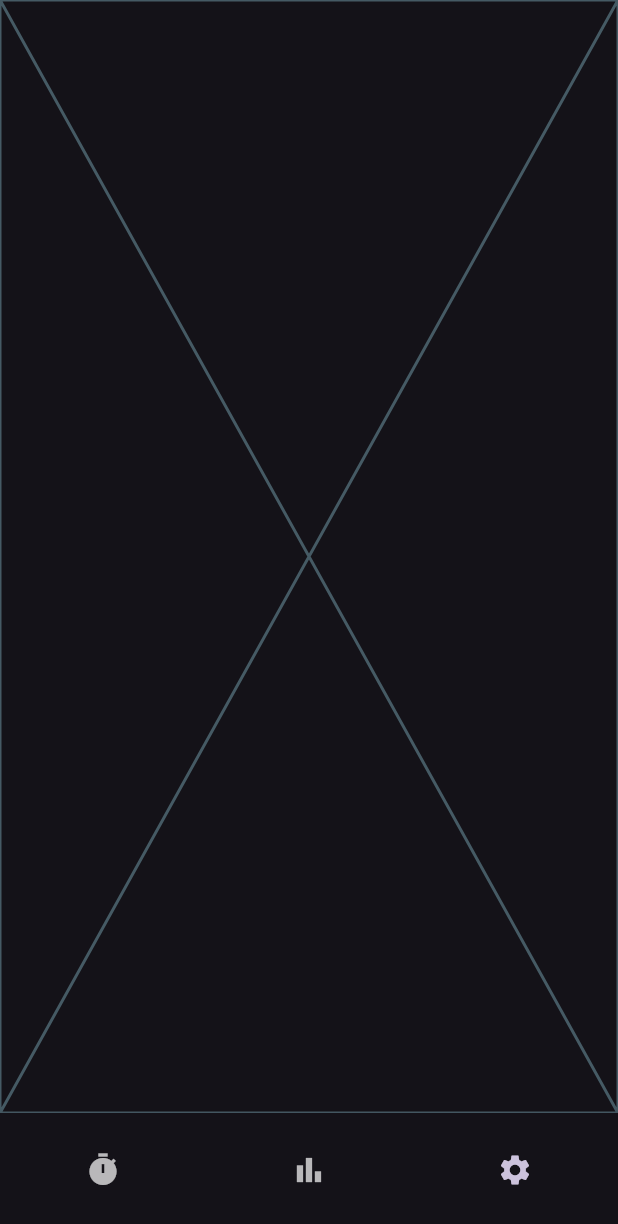
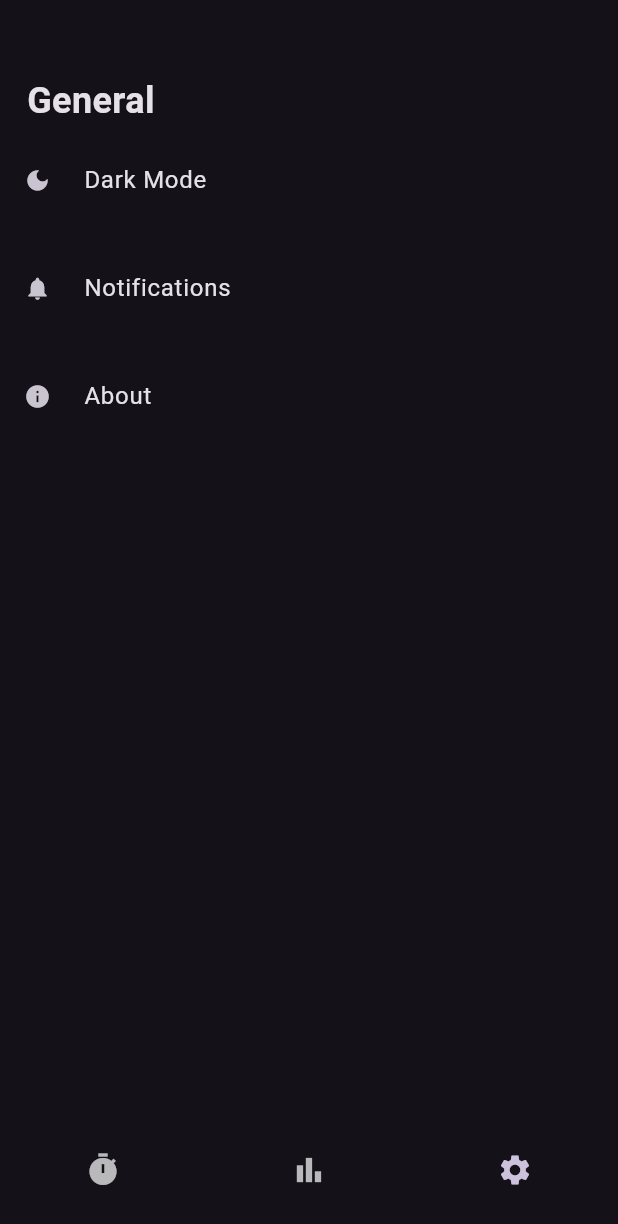
Before and after one commit to khaledgomah/silent_space, a Flutter app: the screen it shows after launch, item 3 of the bottom bar chosen, on a phone screen of 412 x 824 dp. Shown: the top 1224 px of the screen. Run offline on Flutter 3.47's test engine with Material 3 defaults, Android fonts, the phone set to English and light mode, and no system bars; our stand-ins replace circular_countdown_timer, flutter_bloc, font_awesome_flutter; missing offline and left inert: mrx_charts.

Commit message:
finish setting screen

```diff
--- /dev/null
+++ b/lib/features/time/data/models/setting_item_model.dart
@@ -0,0 +1,7 @@
+import 'package:flutter/material.dart';
+
+class SettingItemModel {
+  final String title;
+  final Icon icon;
+  SettingItemModel({required this.title, required this.icon});
+}
--- a/lib/features/time/presentation/views/home_view.dart
+++ b/lib/features/time/presentation/views/home_view.dart
@@ -1,4 +1,7 @@
 import 'package:flutter/material.dart';
+import 'package:silent_space/core/utils/constans.dart';
+import 'package:silent_space/core/utils/text_style_manager.dart';
+import 'package:silent_space/features/time/data/models/setting_item_model.dart';
 import 'package:silent_space/features/time/presentation/views/widgets/states_screen.dart';
 import 'package:silent_space/features/time/presentation/views/widgets/timer_screen.dart';
 
@@ -10,6 +13,12 @@ class HomeView extends StatefulWidget {
 }
 
 class _HomeViewState extends State<HomeView> {
+  final List<Widget> _screens = [
+    TimerScreen(),
+    const StatesScreen(),
+    SettingSceen()
+  ];
+
   int currentIndex = 0;
   @override
   Widget build(BuildContext context) {
@@ -67,8 +76,57 @@ class _HomeViewState extends State<HomeView> {
   }
 }
 
-List<Widget> _screens = [
-  TimerScreen(),
-  const StatesScreen(),
-  const Placeholder()
-];
+class SettingSceen extends StatelessWidget {
+  SettingSceen({super.key});
+  final List<SettingItemModel> settingItems = [
+    SettingItemModel(title: 'Dark Mode', icon: const Icon(Icons.dark_mode)),
+    SettingItemModel(
+        title: 'Notifications', icon: const Icon(Icons.notifications)),
+    SettingItemModel(title: 'About', icon: const Icon(Icons.info)),
+  ];
+
+  @override
+  Widget build(BuildContext context) {
+    return Column(
+      crossAxisAlignment: CrossAxisAlignment.start,
+      children: [
+        const Padding(
+          padding: EdgeInsets.only(top: 50, left: 18),
+          child: Text(
+            'General',
+            style: TextStyleManager.headline2,
+          ),
+        ),
+        ListView.builder(
+          physics: const NeverScrollableScrollPhysics(),
+          shrinkWrap: true,
+          itemCount: settingItems.length,
+          itemBuilder: (context, index) =>
+              SettingItemWidget(item: settingItems[index]),
+        ),
+      ],
+    );
+  }
+}
+
+class SettingItemWidget extends StatelessWidget {
+  const SettingItemWidget({super.key, required this.item});
+
+  final SettingItemModel item;
+  @override
+  Widget build(BuildContext context) {
+    return TextButton(
+      style: ButtonStyle(
+        overlayColor: WidgetStateProperty.all(Constans.secondaryColor),
+        padding:
+            WidgetStateProperty.all(const EdgeInsets.symmetric(vertical: 8)),
+        shape: WidgetStateProperty.all(const RoundedRectangleBorder()),
+      ),
+      onPressed: () {},
+      child: ListTile(
+        leading: item.icon,
+        title: Text(item.title),
+      ),
+    );
+  }
+}
--- a/lib/features/time/presentation/views/widgets/focus_chart.dart
+++ b/lib/features/time/presentation/views/widgets/focus_chart.dart
@@ -20,16 +20,16 @@ class FocusChart extends StatelessWidget {
         ChartAxisLayer(
           settings: const ChartAxisSettings(
             x: ChartAxisSettingsAxis(
-              frequency: 1.0,
-              max: 6,
-              min: 0,
+              frequency: -1.0,
+              max: 0,
+              min: 6.0,
               textStyle: TextStyle(
                 color: Colors.white,
                 fontSize: 10.0,
               ),
             ),
             y: ChartAxisSettingsAxis(
-              frequency: 20.0,
+              frequency: 25,
               max: 100.0,
               min: 0.0,
               textStyle: TextStyle(
@@ -39,7 +39,7 @@ class FocusChart extends StatelessWidget {
             ),
           ),
           labelX: (value) => getDate(value),
-          labelY: (value) => value.toString(),
+          labelY: (value) => value.toInt().toString(),
         ),
         ChartBarLayer(
           items: List.generate(
@@ -51,7 +51,7 @@ class FocusChart extends StatelessWidget {
             ),
           ),
           settings: const ChartBarSettings(
-            thickness: 8.0,
+            thickness: 10.0,
             radius: BorderRadius.all(Radius.circular(4.0)),
           ),
         ),
--- a/lib/features/time/presentation/views/widgets/states_screen.dart
+++ b/lib/features/time/presentation/views/widgets/states_screen.dart
@@ -1,8 +1,4 @@
-import 'dart:math';
-
 import 'package:flutter/material.dart';
-import 'package:mrx_charts/mrx_charts.dart';
-import 'package:silent_space/core/helper/helper_functions.dart';
 import 'package:silent_space/core/utils/text_style_manager.dart';
 import 'package:silent_space/features/time/presentation/views/widgets/focus_chart.dart';
 import 'package:silent_space/features/time/presentation/views/widgets/show_details.dart';
@@ -12,8 +8,6 @@ class StatesScreen extends StatelessWidget {
 
   @override
   Widget build(BuildContext context) {
-    const double opacityValue = 0.2;
-
     return Padding(
       padding: const EdgeInsets.all(16),
       child: ListView(
```
